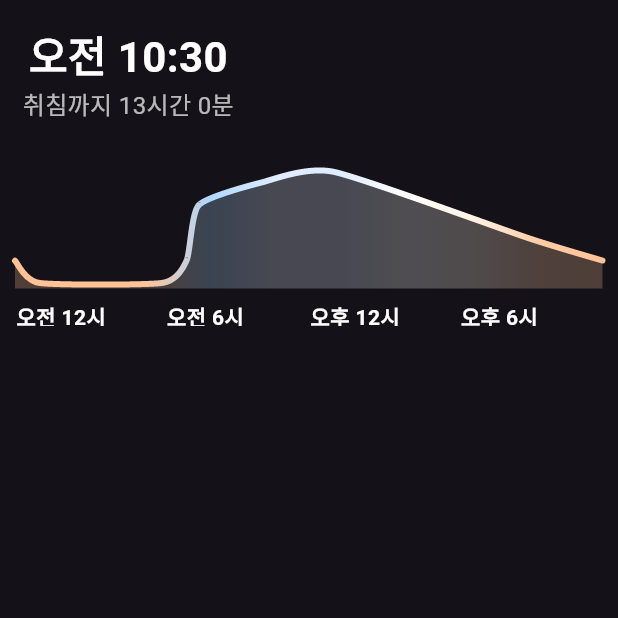
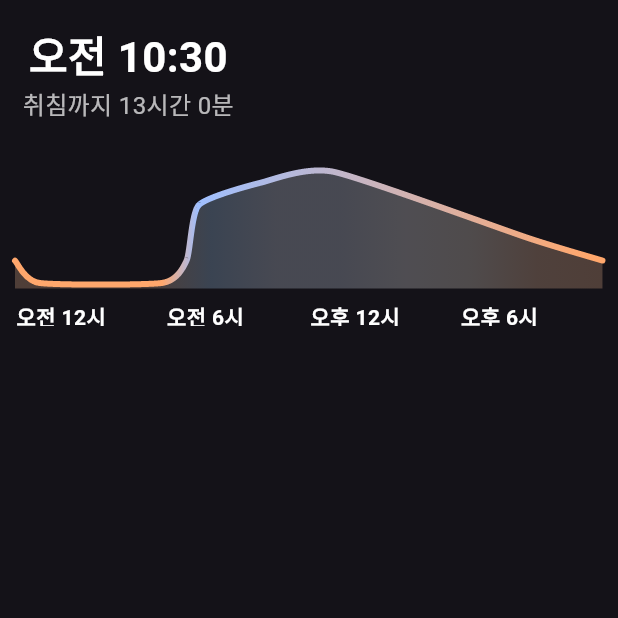
Before and after one commit to Jayden1Joe/hy_space, a Flutter app: the screen it shows after launch, on a phone screen of 412 x 824 dp, the top half of it. Run offline on Flutter 3.47's test engine with Material 3 defaults, Android fonts, the phone set to English and light mode, and no system bars; drawn by our look-alikes of fl_chart.

Commit message:
Feature(Define color points and stops and implement it to linear gradient)

```diff
--- a/lib/graph.dart
+++ b/lib/graph.dart
@@ -1,5 +1,6 @@
 import 'package:fl_chart/fl_chart.dart';
 import 'package:flutter/material.dart';
+import 'package:hy_space/models/color_point.dart';
 import 'package:hy_space/resources/colors.dart';
 
 class LineChartSample2 extends StatefulWidget {
@@ -278,7 +279,10 @@ class _LineChartSample2State extends State<LineChartSample2> {
           spots: smoothSpots,
           isCurved: true,
           curveSmoothness: 0.2,
-          gradient: LinearGradient(colors: gradientColors),
+          gradient: LinearGradient(
+            colors: ColorPoint.toGradientColors(colorPoints),
+            stops: ColorPoint.toGradientStops(colorPoints),
+          ),
           barWidth: 4,
           isStrokeCapRound: true,
           dotData: const FlDotData(show: false),
--- a/lib/models/color_point.dart
+++ b/lib/models/color_point.dart
@@ -17,4 +17,16 @@ class ColorPoint {
   int get totalMinutes => hour * 60 + minute;
 
   Color get color => getColorForKelvin(kelvin);
+
+  static List<Color> toGradientColors(List<ColorPoint> points) {
+    final sorted = [...points]
+      ..sort((a, b) => a.totalMinutes.compareTo(b.totalMinutes));
+    return sorted.map((p) => p.color).toList();
+  }
+
+  static List<double> toGradientStops(List<ColorPoint> points) {
+    final sorted = [...points]
+      ..sort((a, b) => a.totalMinutes.compareTo(b.totalMinutes));
+    return sorted.map((p) => p.totalMinutes / 1440).toList();
+  }
 }
```
